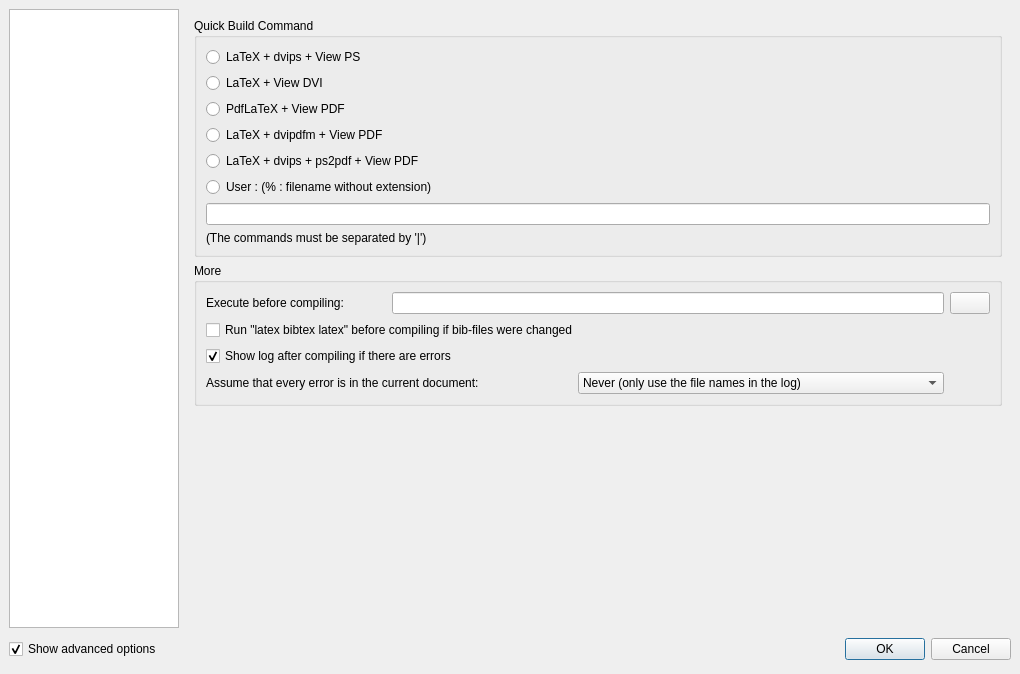
This is configdialog.ui in svn2github/texstudio-trunk as Qt 5 draws it before an edit. The edited form follows.
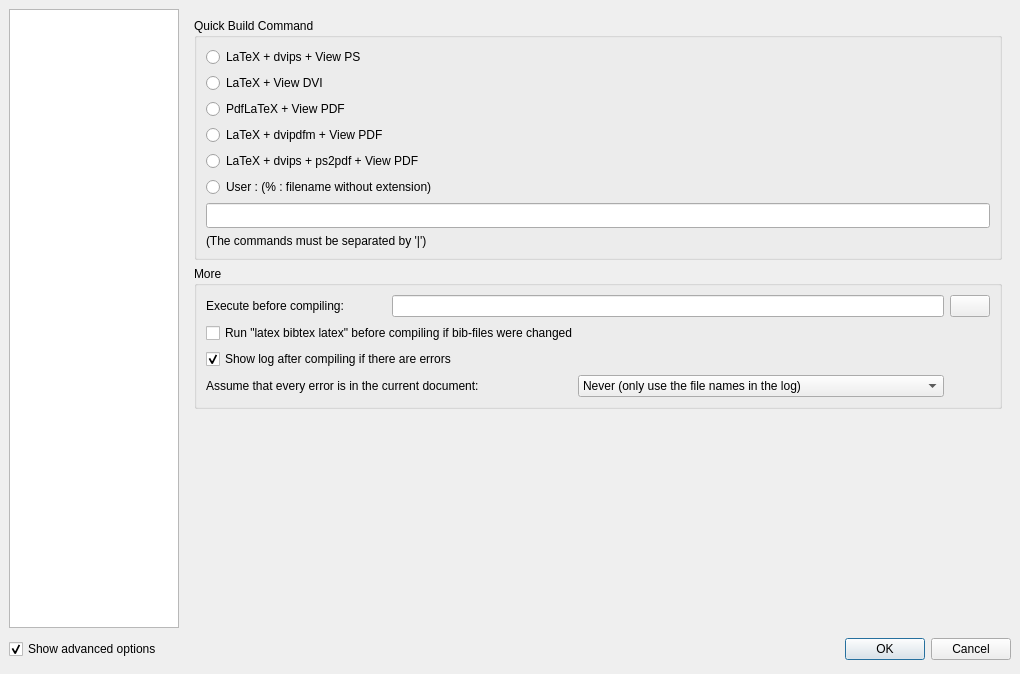
This is the edited form. The open tabs and pages were chosen to show the change. Icons and pictures are not drawn.

Commit message: Custom Quick Build command input font size decreased.

```diff
--- a/configdialog.ui
+++ b/configdialog.ui
@@ -698,7 +698,14 @@
              </widget>
             </item>
             <item>
-             <widget class="QLineEdit" name="lineEditUserquick"/>
+             <widget class="QLineEdit" name="lineEditUserquick">
+              <property name="font">
+               <font>
+                <family>AlArabiya</family>
+                <pointsize>9</pointsize>
+               </font>
+              </property>
+             </widget>
             </item>
             <item>
              <widget class="QLabel" name="label">
```
Left out of the diff: 4 changed lines with no effect on the pictures.
